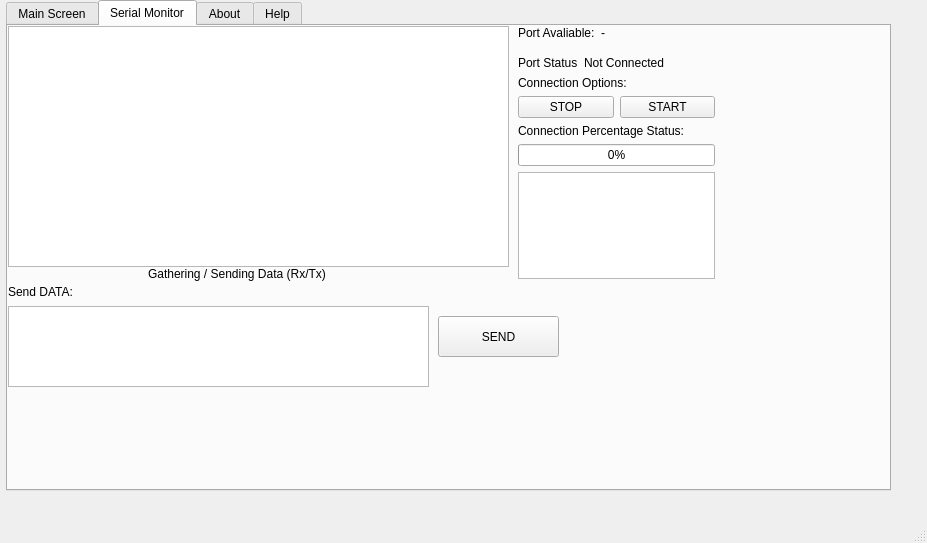
Qt form qt.ui (22037/22037-Camera) before a commit.
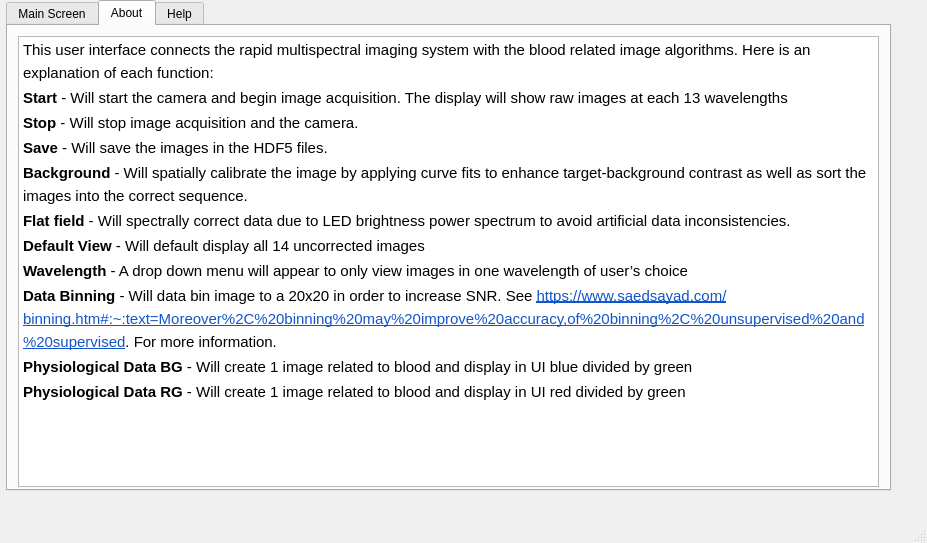
The same form after that commit.

Diff of the .ui file:
```diff
--- a/qt.ui
+++ b/qt.ui
@@ -436,183 +436,6 @@
          </property>
         </widget>
        </widget>
-       <widget class="QWidget" name="SerialMonitor">
-        <attribute name="title">
-         <string>Serial Monitor</string>
-        </attribute>
-        <widget class="QTextEdit" name="textEdit_DisplayCommData">
-         <property name="geometry">
-          <rect>
-           <x>0</x>
-           <y>0</y>
-           <width>501</width>
-           <height>241</height>
-          </rect>
-         </property>
-        </widget>
-        <widget class="QTextEdit" name="textEdit_TextSendDisplay">
-         <property name="geometry">
-          <rect>
-           <x>0</x>
-           <y>280</y>
-           <width>421</width>
-           <height>81</height>
-          </rect>
-         </property>
-        </widget>
-        <widget class="QPushButton" name="pushButton_SendComm">
-         <property name="geometry">
-          <rect>
-           <x>430</x>
-           <y>290</y>
-           <width>121</width>
-           <height>41</height>
-          </rect>
-         </property>
-         <property name="text">
-          <string>SEND</string>
-         </property>
-        </widget>
-        <widget class="QLabel" name="label_3">
-         <property name="geometry">
-          <rect>
-           <x>140</x>
-           <y>240</y>
-           <width>251</width>
-           <height>16</height>
-          </rect>
-         </property>
-         <property name="text">
-          <string>Gathering / Sending Data (Rx/Tx)</string>
-         </property>
-        </widget>
-        <widget class="QLabel" name="label_9">
-         <property name="geometry">
-          <rect>
-           <x>0</x>
-           <y>250</y>
-           <width>71</width>
-           <height>31</height>
-          </rect>
-         </property>
-         <property name="text">
-          <string>Send DATA:</string>
-         </property>
-        </widget>
-        <widget class="QWidget" name="formLayoutWidget">
-         <property name="geometry">
-          <rect>
-           <x>510</x>
-           <y>0</y>
-           <width>191</width>
-           <height>21</height>
-          </rect>
-         </property>
-         <layout class="QFormLayout" name="formLayout">
-          <item row="0" column="0">
-           <widget class="QLabel" name="label_PortAvail">
-            <property name="text">
-             <string>Port Avaliable:</string>
-            </property>
-           </widget>
-          </item>
-          <item row="0" column="1">
-           <widget class="QLabel" name="label_PortDisplay">
-            <property name="text">
-             <string>-</string>
-            </property>
-           </widget>
-          </item>
-         </layout>
-        </widget>
-        <widget class="QWidget" name="formLayoutWidget_2">
-         <property name="geometry">
-          <rect>
-           <x>510</x>
-           <y>30</y>
-           <width>171</width>
-           <height>21</height>
-          </rect>
-         </property>
-         <layout class="QFormLayout" name="formLayout_2">
-          <item row="0" column="0">
-           <widget class="QLabel" name="label_PortConnected">
-            <property name="text">
-             <string>Port Status</string>
-            </property>
-           </widget>
-          </item>
-          <item row="0" column="1">
-           <widget class="QLabel" name="label_PortStatus">
-            <property name="styleSheet">
-             <string notr="true"/>
-            </property>
-            <property name="text">
-             <string>Not Connected</string>
-            </property>
-           </widget>
-          </item>
-         </layout>
-        </widget>
-        <widget class="QWidget" name="verticalLayoutWidget">
-         <property name="geometry">
-          <rect>
-           <x>510</x>
-           <y>50</y>
-           <width>197</width>
-           <height>203</height>
-          </rect>
-         </property>
-         <layout class="QVBoxLayout" name="verticalLayout">
-          <item>
-           <widget class="QLabel" name="label_DisplayOption">
-            <property name="text">
-             <string>Connection Options:</string>
-            </property>
-           </widget>
-          </item>
-          <item>
-           <layout class="QHBoxLayout" name="horizontalLayout_2">
-            <item>
-             <widget class="QPushButton" name="pushButton_StopComm">
-              <property name="text">
-               <string>STOP</string>
-              </property>
-             </widget>
-            </item>
-            <item>
-             <widget class="QPushButton" name="pushButton_StartComm">
-              <property name="text">
-               <string>START</string>
-              </property>
-             </widget>
-            </item>
-           </layout>
-          </item>
-          <item>
-           <widget class="QLabel" name="label_Percentage">
-            <property name="text">
-             <string>Connection Percentage Status:</string>
-            </property>
-           </widget>
-          </item>
-          <item>
-           <widget class="QProgressBar" name="progressBar">
-            <property name="value">
-             <number>0</number>
-            </property>
-           </widget>
-          </item>
-          <item>
-           <widget class="QTextEdit" name="textEdit_displayMessage">
-            <property name="readOnly">
-             <bool>true</bool>
-            </property>
-           </widget>
-          </item>
-         </layout>
-        </widget>
-       </widget>
        <widget class="QWidget" name="About">
         <attribute name="title">
          <string>About</string>
```
